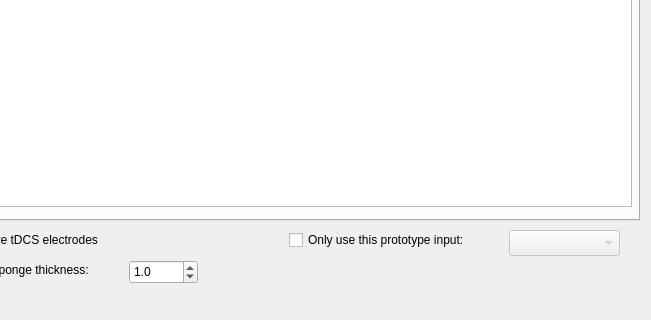
Above: src/Interface/Modules/BrainStimulator/ElectrodeCoilSetupDialog.ui from SCIInstitute/SCIRun before the change; both pictures show x 101 to 752 and y 100 to 420 of the 752 by 420 pixel window. Below: the same form after it.
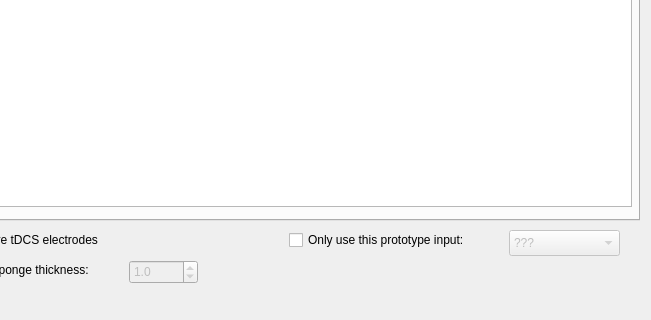
That is the form after the change.

Patch:
```diff
--- a/src/Interface/Modules/BrainStimulator/ElectrodeCoilSetupDialog.ui
+++ b/src/Interface/Modules/BrainStimulator/ElectrodeCoilSetupDialog.ui
@@ -96,6 +96,11 @@
      <height>26</height>
     </rect>
    </property>
+   <item>
+    <property name="text">
+     <string>???</string>
+    </property>
+   </item>
   </widget>
   <widget class="QCheckBox" name="electrodethicknessCheckBox_">
    <property name="geometry">
@@ -114,6 +119,9 @@
    </property>
   </widget>
   <widget class="QDoubleSpinBox" name="electrodethicknessSpinBox_">
+   <property name="enabled">
+    <bool>false</bool>
+   </property>
    <property name="geometry">
     <rect>
      <x>230</x>
```
Left out of the diff: 18 changed lines with no effect on the pictures.
